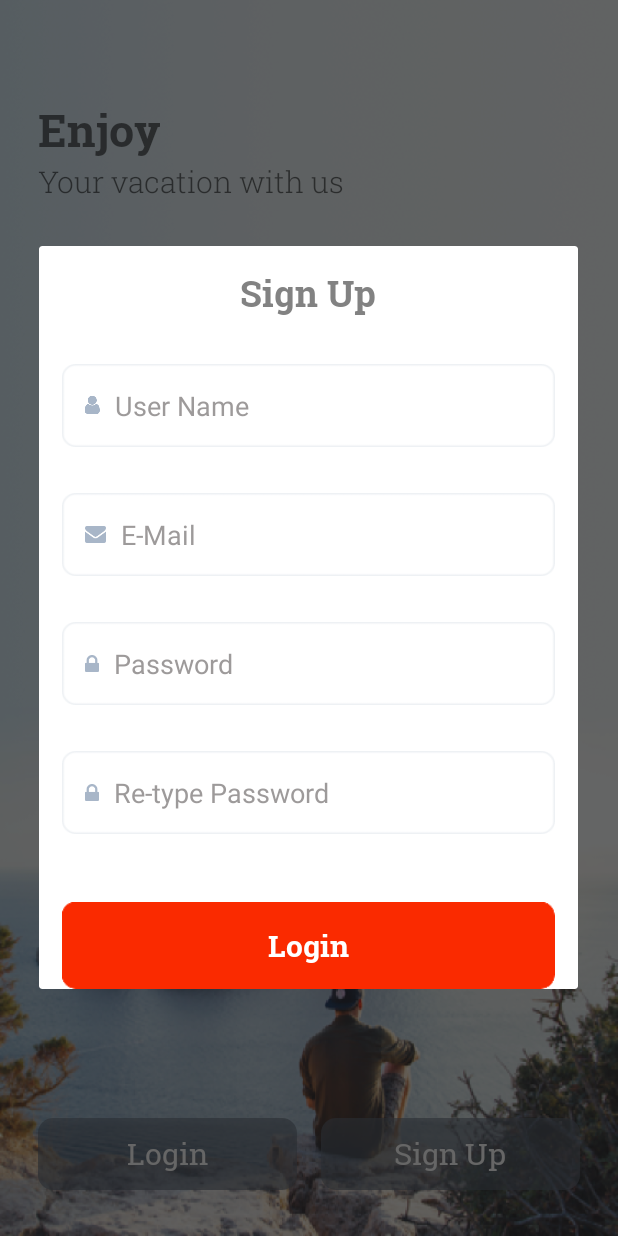
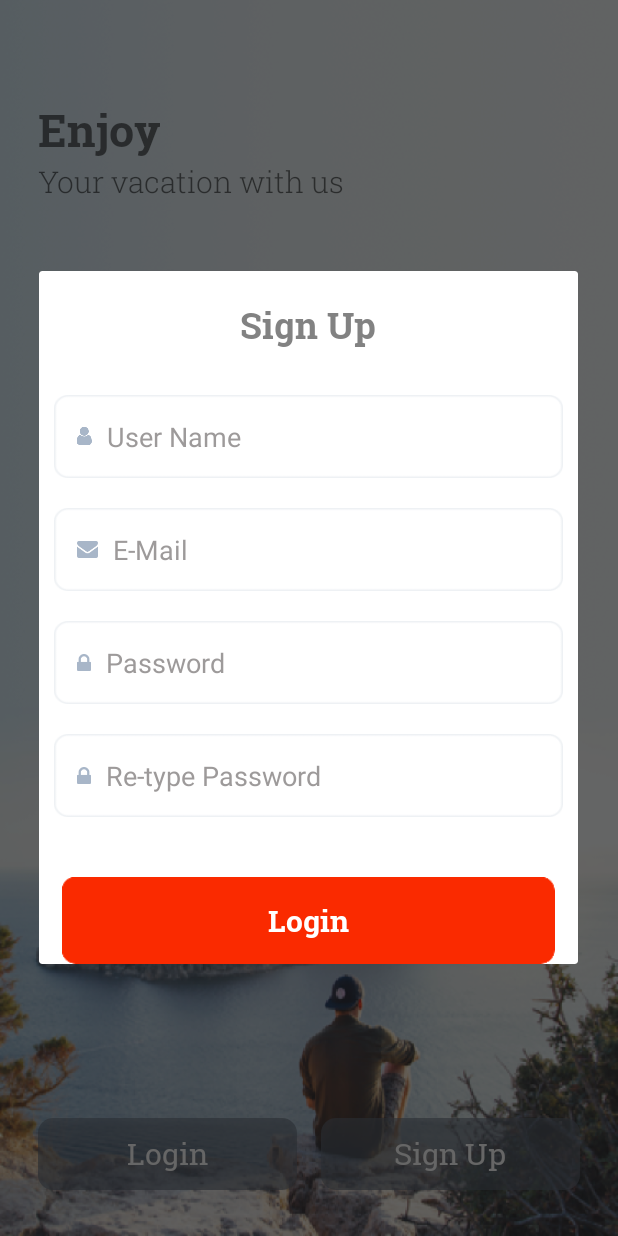
Before and after one commit to Yousef5020/Exodus, an Android app: the screen it shows after launch (MainActivity), after a tap on "Sign Up", on a phone screen of 412 x 824 dp. Run offline under Robolectric (Android 15) with nearby library versions, the phone set to English and light mode, and no system bars.

Commit message:
second update

```diff
--- a/app/build.gradle
+++ b/app/build.gradle
@@ -29,4 +29,6 @@ dependencies {
     androidTestImplementation 'com.android.support.test:runner:1.0.2'
     androidTestImplementation 'com.android.support.test.espresso:espresso-core:3.0.2'
     implementation 'com.android.support:recyclerview-v7:28.0.0'
+    implementation 'com.android.support:design:28.0.0'
+    implementation 'com.android.support:cardview-v7:28.0.0'
 }
--- a/app/src/main/AndroidManifest.xml
+++ b/app/src/main/AndroidManifest.xml
@@ -9,6 +9,7 @@
         android:roundIcon="@mipmap/ic_launcher_round"
         android:supportsRtl="true"
         android:theme="@style/Theme.AppCompat.Light.NoActionBar.FullScreen">
+        <activity android:name=".HomeActivity"></activity>
         <activity android:name=".MainActivity">
             <intent-filter>
                 <action android:name="android.intent.action.MAIN" />
--- a/app/src/main/java/com/exodus/exodus/MainActivity.java
+++ b/app/src/main/java/com/exodus/exodus/MainActivity.java
@@ -1,5 +1,6 @@
 package com.exodus.exodus;
 
+import android.content.Intent;
 import android.support.v7.app.AppCompatActivity;
 import android.os.Bundle;
 import android.view.View;
--- a/app/src/main/res/layout/activity_log__in_.xml
+++ b/app/src/main/res/layout/activity_log__in_.xml
@@ -32,7 +32,7 @@
         android:textColor="#D5000000"
         android:textColorHint="#C4807C7C"
         android:layout_margin="15dp"
-        />
+        android:drawableLeft="@drawable/user_icon" />
 
     <EditText
         android:id="@+id/editText1"
@@ -47,7 +47,8 @@
         android:textColor="#D5000000"
         android:textColorHint="#C4807C7C"
         android:drawablePadding="10dp"
-        android:layout_margin="15dp"/>
+        android:layout_margin="15dp"
+        android:drawableLeft="@drawable/password_icon" />
 
     <Button
         android:id="@+id/button"
--- a/app/src/main/res/layout/signup.xml
+++ b/app/src/main/res/layout/signup.xml
@@ -8,7 +8,7 @@
         android:layout_width="wrap_content"
         android:layout_height="wrap_content"
         android:layout_gravity="center"
-        android:layout_margin="15dp"
+        android:layout_margin="20dp"
         android:fontFamily="@font/roboto_slab_bold"
         android:text="@string/sign_up"
         android:textColor="#D5696969"
@@ -18,7 +18,7 @@
         android:id="@+id/user_name"
         android:layout_width="match_parent"
         android:layout_height="wrap_content"
-        android:layout_margin="15dp"
+        android:layout_margin="10dp"
         android:background="@drawable/edittext_background"
         android:drawableStart="@drawable/user_icon"
         android:drawablePadding="10dp"
@@ -28,13 +28,14 @@
         android:padding="15dp"
         android:textColor="#D5000000"
         android:textColorHint="#C4807C7C"
-        android:autofillHints="@string/user_name"/>
+        android:autofillHints="@string/user_name"
+        android:drawableLeft="@drawable/user_icon" />
 
     <EditText
         android:id="@+id/e-mail"
         android:layout_width="match_parent"
         android:layout_height="wrap_content"
-        android:layout_margin="15dp"
+        android:layout_margin="10dp"
         android:background="@drawable/edittext_background"
         android:drawableStart="@drawable/e_mail_icon"
         android:drawablePadding="10dp"
@@ -44,13 +45,14 @@
         android:padding="15dp"
         android:textColor="#D5000000"
         android:textColorHint="#C4807C7C"
-        android:autofillHints="@string/e_mail" />
+        android:autofillHints="@string/e_mail"
+        android:drawableLeft="@drawable/e_mail_icon" />
 
     <EditText
         android:id="@+id/password"
         android:layout_width="match_parent"
         android:layout_height="wrap_content"
-        android:layout_margin="15dp"
+        android:layout_margin="10dp"
         android:background="@drawable/edittext_background"
         android:drawableStart="@drawable/password_icon"
         android:drawablePadding="10dp"
@@ -60,13 +62,14 @@
         android:padding="15dp"
         android:textColor="#D5000000"
         android:textColorHint="#C4807C7C"
-        android:importantForAutofill="no" />
+        android:importantForAutofill="no"
+        android:drawableLeft="@drawable/password_icon" />
 
     <EditText
         android:id="@+id/re_password"
         android:layout_width="match_parent"
         android:layout_height="wrap_content"
-        android:layout_margin="15dp"
+        android:layout_margin="10dp"
         android:background="@drawable/edittext_background"
         android:drawableStart="@drawable/password_icon"
         android:drawablePadding="10dp"
@@ -76,7 +79,8 @@
         android:padding="15dp"
         android:textColor="#D5000000"
         android:textColorHint="#C4807C7C"
-        android:importantForAutofill="no" />
+        android:importantForAutofill="no"
+        android:drawableLeft="@drawable/password_icon" />
 
 
     <Button
--- a/app/src/main/res/values/strings.xml
+++ b/app/src/main/res/values/strings.xml
@@ -8,4 +8,7 @@
     <string name="password">Password</string>
     <string name="user_name">User Name</string>
     <string name="re_password">Re-type Password</string>
+    <string name="home_title">Explore</string>
+    <string name="search">search</string>
+    <string name="photo_desc">trip ,vote or agency photo</string>
 </resources>
```
Also changed, not shown: app/src/main/java/com/exodus/exodus/HomeActivity.java (added, +13 -0 lines), app/src/main/java/com/exodus/exodus/Log_In_Activity.java (+7 -3 lines), app/src/main/java/com/exodus/exodus/home.java (added, +59 -0 lines), app/src/main/res/layout/activity_home.xml (added, +78 -0 lines), app/src/main/res/layout/fragment_home.xml (added, +27 -0 lines), app/src/main/res/menu/app_navigation.xml (added, +16 -0 lines).
